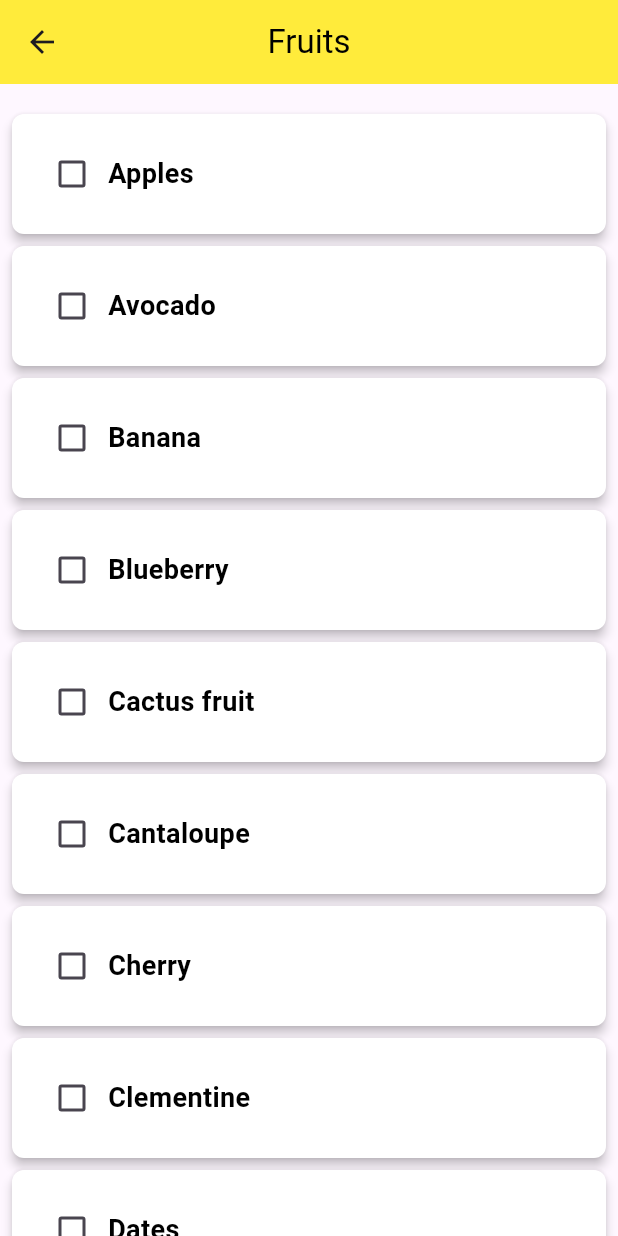
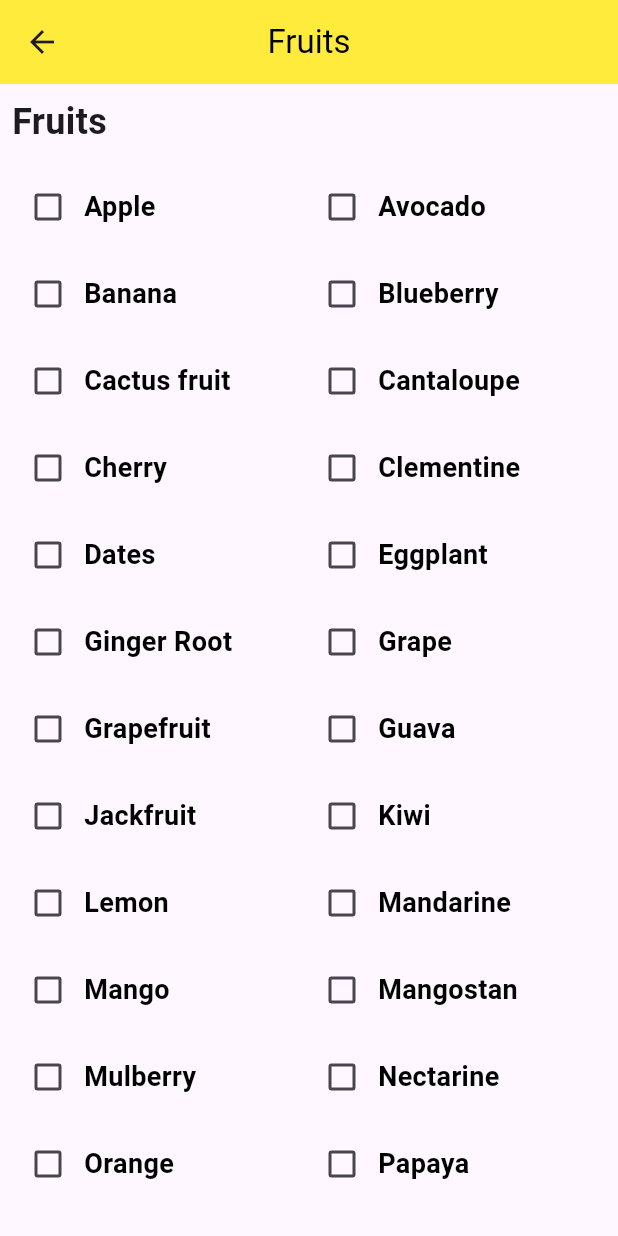
Before and after one commit to AbdhalRiyas/SriCuisine, a Flutter app: the FruitIngredientsScreen screen opened directly, on a phone screen of 412 x 824 dp. Run offline on Flutter 3.47's test engine with Material 3 defaults, Android fonts, the phone set to English and light mode, and no system bars; our stand-ins replace google_nav_bar, iconsax; Roboto replaces fonts that are missing (Times New Roman).

Commit message:
changed the ingredient data

```diff
--- a/frontend/lib/pages.dart/FruitIngredientsScreen.dart
+++ b/frontend/lib/pages.dart/FruitIngredientsScreen.dart
@@ -8,7 +8,7 @@ class FruitIngredientsScreen extends StatefulWidget {
 
 class _FruitIngredientsScreenState extends State<FruitIngredientsScreen> {
   final List<String> _fruits = [
-    'Apples',
+    'Apple',
     'Avocado',
     'Banana',
     'Blueberry',
@@ -22,7 +22,9 @@ class _FruitIngredientsScreenState extends State<FruitIngredientsScreen> {
     'Grape',
     'Grapefruit',
     'Guava',
+    'Jackfruit',
     'Kiwi',
+    'Lemon',
     'Mandarine',
     'Mango',
     'Mangostan',
@@ -32,7 +34,7 @@ class _FruitIngredientsScreenState extends State<FruitIngredientsScreen> {
     'Papaya',
     'Passion fruit',
     'Peach',
-    'Pear',
+    'Pears',
     'Pineapple',
     'Pomegranate',
     'Rambutan',
@@ -71,50 +73,33 @@ class _FruitIngredientsScreenState extends State<FruitIngredientsScreen> {
               context,
               MaterialPageRoute(
                 builder: (context) => AvailableIngredientsScreen(),
-                ));
+              ),
+            );
           },
         ),
       ),
-      body: Column(
-        crossAxisAlignment: CrossAxisAlignment.stretch,
+      body: SingleChildScrollView(
+        child: Container(
+          padding: const EdgeInsets.all(8),
+          child: Column(
+            crossAxisAlignment: CrossAxisAlignment.start,
             children: [
-          if (_selectedFruits.isNotEmpty)
-            Container(
-              padding: const EdgeInsets.all(8),
-              color: Colors.blue.withOpacity(0.2),
-              child: Text(
-                'Selected Fruits: ${_selectedFruits.join(",")}',
-                style: const TextStyle(
-                  color: Colors.blue,
+              Text(
+                'Fruits',
+                style: TextStyle(
+                  fontSize: 24,
                   fontWeight: FontWeight.bold,
                 ),
               ),
-            ),
-          const SizedBox(height: 16),
-          Expanded(
-            child: ListView.builder(
-              itemCount: _fruits.length,
-              itemBuilder: (context, index) {
-                final fruit = _fruits[index];
+              SizedBox(height: 16),
+              // Wrap the list of fruits into two columns
+              Wrap(
+                spacing: 20.0,
+                runSpacing: 10.0,
+                children: _fruits.map((fruit) {
                   final isSelected = _selectedFruits.contains(fruit);
-                return InkWell(
-                  onTap: () {
-                    _onFruitsSelected(fruit);
-                  },
-                  child: Card(
-                    color: isSelected
-                        ? const Color.fromARGB(174, 255, 255, 255)
-                        : Colors.white,
-                    elevation: 3,
-                    shape: RoundedRectangleBorder(
-                      borderRadius: BorderRadius.circular(8.0),
-                    ),
-                    margin: const EdgeInsets.symmetric(
-                      vertical: 4.0,
-                      horizontal: 8.0,
-                    ),
-                    child: Padding(
-                      padding: const EdgeInsets.all(16.0),
+                  return SizedBox(
+                    width: MediaQuery.of(context).size.width / 2 - 30,
                     child: Row(
                       children: [
                         Checkbox(
@@ -134,13 +119,12 @@ class _FruitIngredientsScreenState extends State<FruitIngredientsScreen> {
                         ),
                       ],
                     ),
+                  );
+                }).toList(),
+              ),
+            ],
           ),
         ),
-                );
-              },
-            ),
-          ),
-        ],
       ),
     );
   }
```
Also changed, not shown: frontend/lib/pages.dart/MeatIngredientsScreen.dart (+18 -38 lines). Lines whose indentation alone changed are shown as unchanged.
